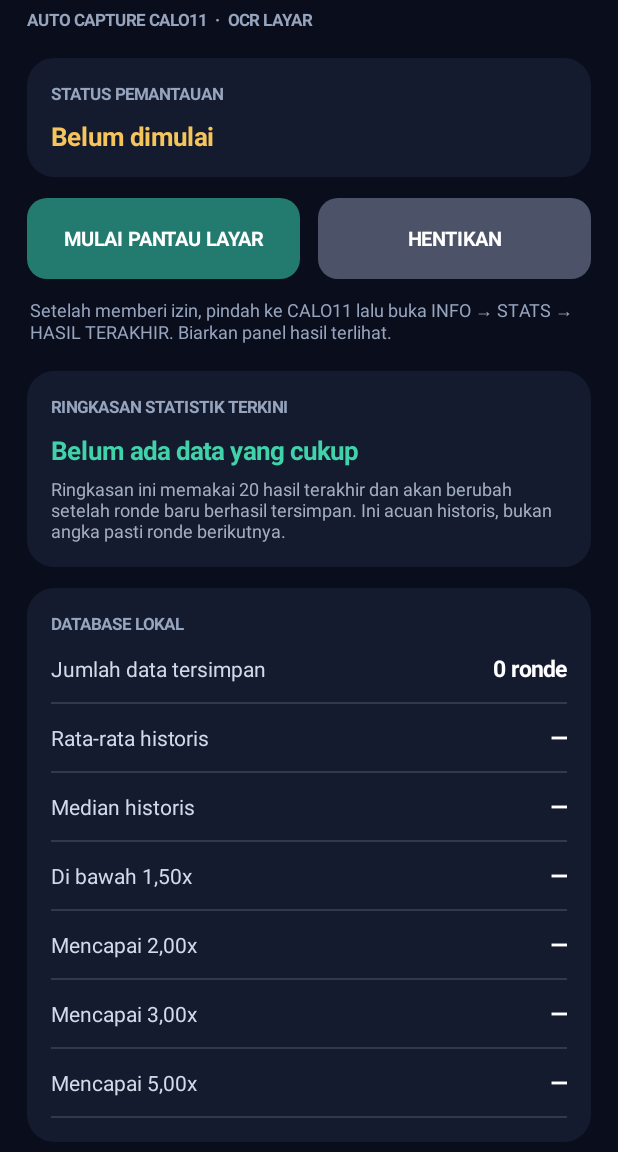
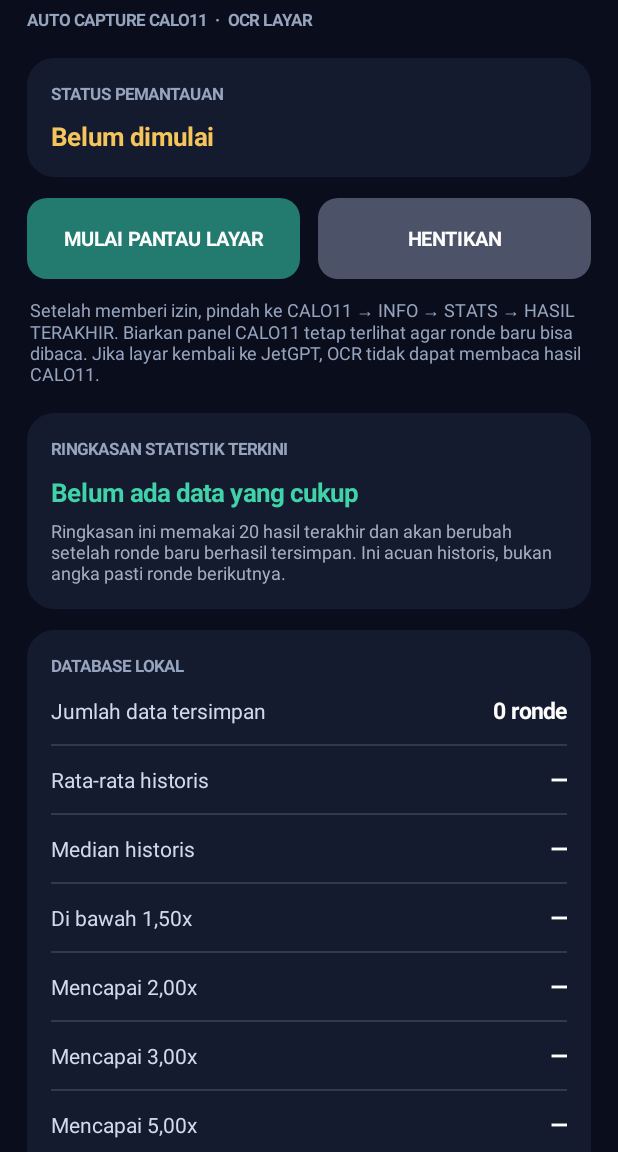
Before and after one commit to WantedLord47760/E-Penomoran, an Android app: the screen it shows after launch (MainActivity), on a phone screen of 412 x 824 dp, the part 84-1236 px from its top. Run offline under Robolectric (Android 15) with nearby library versions, the phone set to English and light mode, and no system bars.

Commit message:
Fix CALO11 panel detection and release JetGPT Spaceman 1.9

```diff
--- a/app/build.gradle.kts
+++ b/app/build.gradle.kts
@@ -11,8 +11,8 @@ android {
         applicationId = "com.jetgpt.spaceman.v18"
         minSdk = 23
         targetSdk = 35
-        versionCode = 18
-        versionName = "1.8"
+        versionCode = 19
+        versionName = "1.9"
     }
 
     compileOptions {
--- a/app/src/main/java/com/jetgpt/spaceman/MainActivity.kt
+++ b/app/src/main/java/com/jetgpt/spaceman/MainActivity.kt
@@ -124,7 +124,7 @@ class MainActivity : Activity() {
         column.addView(controls)
 
         column.addView(label(
-            "Setelah memberi izin, pindah ke CALO11 lalu buka INFO → STATS → HASIL TERAKHIR. Biarkan panel hasil terlihat.",
+            "Setelah memberi izin, pindah ke CALO11 → INFO → STATS → HASIL TERAKHIR. Biarkan panel CALO11 tetap terlihat agar ronde baru bisa dibaca. Jika layar kembali ke JetGPT, OCR tidak dapat membaca hasil CALO11.",
             12f, Color.rgb(151, 164, 190), false
         ).apply { setPadding(dp(2), dp(12), dp(2), dp(18)) })
 
```
Also changed, not shown: app/src/main/java/com/jetgpt/spaceman/ScreenCaptureService.kt (+2 -5 lines), 1 other file.
